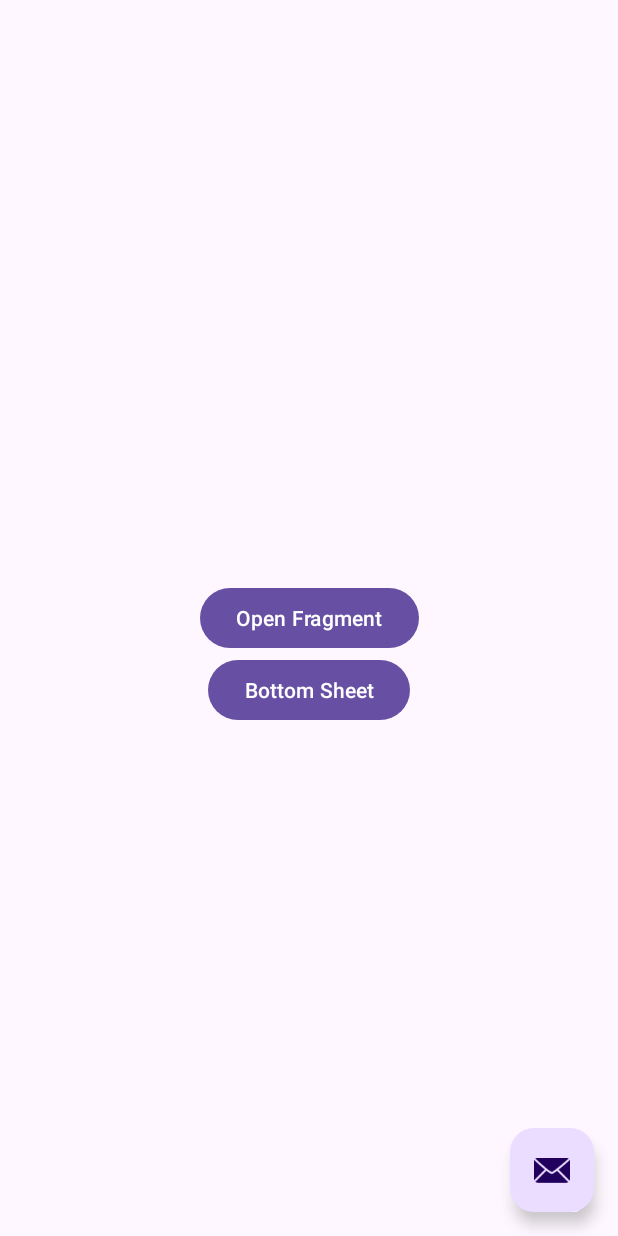
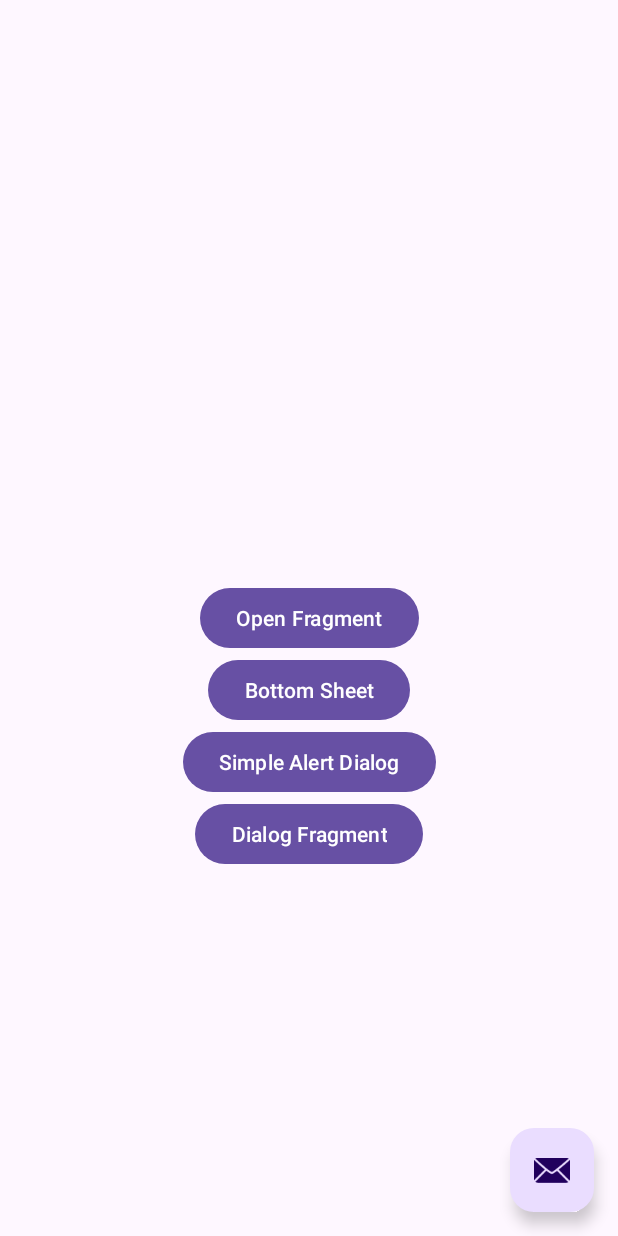
Before and after one commit to amiteshsinghk/lifecycle, an Android app: the screen it shows after launch (MainActivity), on a phone screen of 412 x 824 dp. Run offline under Robolectric (Android 15) with nearby library versions, the phone set to English and light mode, and no system bars; our stand-ins replace navigation-ui.

Commit message:
Activity Fragment and Bottomsheet lifecycle.

```diff
--- a/app/src/main/res/layout/activity_main.xml
+++ b/app/src/main/res/layout/activity_main.xml
@@ -18,11 +18,28 @@
         app:layout_constraintEnd_toEndOf="parent"/>
 
     <Button
-        android:id="@+id/btn_dialog_fragment"
+        android:id="@+id/btn_dialog_bottom_sheet"
         android:layout_width="wrap_content"
         android:layout_height="wrap_content"
         android:text="@string/bottom_sheet"
         app:layout_constraintTop_toBottomOf="@+id/btn_fragment"
+        app:layout_constraintStart_toStartOf="parent"
+        app:layout_constraintEnd_toEndOf="parent"/>
+
+    <Button
+        android:id="@+id/btn_dialog"
+        android:layout_width="wrap_content"
+        android:layout_height="wrap_content"
+        android:text="@string/simple_dialog"
+        app:layout_constraintTop_toBottomOf="@+id/btn_dialog_bottom_sheet"
+        app:layout_constraintStart_toStartOf="parent"
+        app:layout_constraintEnd_toEndOf="parent"/>
+    <Button
+        android:id="@+id/btn_dialog_fragment"
+        android:layout_width="wrap_content"
+        android:layout_height="wrap_content"
+        android:text="@string/dialog_fragment"
+        app:layout_constraintTop_toBottomOf="@+id/btn_dialog"
         app:layout_constraintStart_toStartOf="parent"
         app:layout_constraintEnd_toEndOf="parent"/>
 
--- a/app/src/main/res/values/colors.xml
+++ b/app/src/main/res/values/colors.xml
@@ -2,4 +2,5 @@
 <resources>
     <color name="black">#FF000000</color>
     <color name="white">#FFFFFFFF</color>
+    <color name="black_88">#E0111111</color>
 </resources>
--- a/app/src/main/res/values/strings.xml
+++ b/app/src/main/res/values/strings.xml
@@ -53,4 +53,8 @@
     <string name="back">Back</string>
     <string name="close_frag_activity">Close Fragment Activity</string>
     <string name="activity_fragment">Activity Fragment\n</string>
+    <string name="simple_dialog">Simple Alert Dialog</string>
+    <string name="dialog_fragment">Dialog Fragment</string>
+    <string name="dialogfragment">DialogFragment</string>
+    <string name="close">close</string>
 </resources>
```
Also changed, not shown: app/src/main/java/com/example/activitylifecycle/FirstFragment.kt (+21 -2 lines), app/src/main/java/com/example/activitylifecycle/MainActivity.kt (+23 -1 lines), app/src/main/java/com/example/activitylifecycle/MyDialogFragment.kt (added, +79 -0 lines), app/src/main/res/layout/fragment_first.xml (+19 -1 lines), app/src/main/res/layout/fragment_my_dialog.xml (added, +26 -0 lines), 1 other file.
